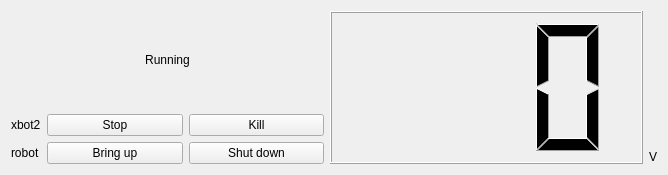
Old version of the form src/joint_state_gui/xbot2_status.ui in the repository ADVRHumanoids/robot_monitoring.
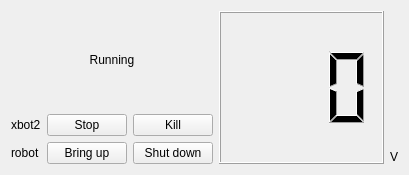
New version of the form.

What changed in the file:
```diff
--- a/src/joint_state_gui/xbot2_status.ui
+++ b/src/joint_state_gui/xbot2_status.ui
@@ -6,7 +6,7 @@
    <rect>
     <x>0</x>
     <y>0</y>
-    <width>668</width>
+    <width>409</width>
     <height>175</height>
    </rect>
   </property>
@@ -90,6 +90,12 @@
    </item>
    <item>
     <widget class="QLCDNumber" name="voltLcd">
+     <property name="minimumSize">
+      <size>
+       <width>150</width>
+       <height>0</height>
+      </size>
+     </property>
      <property name="smallDecimalPoint">
       <bool>true</bool>
      </property>
```
